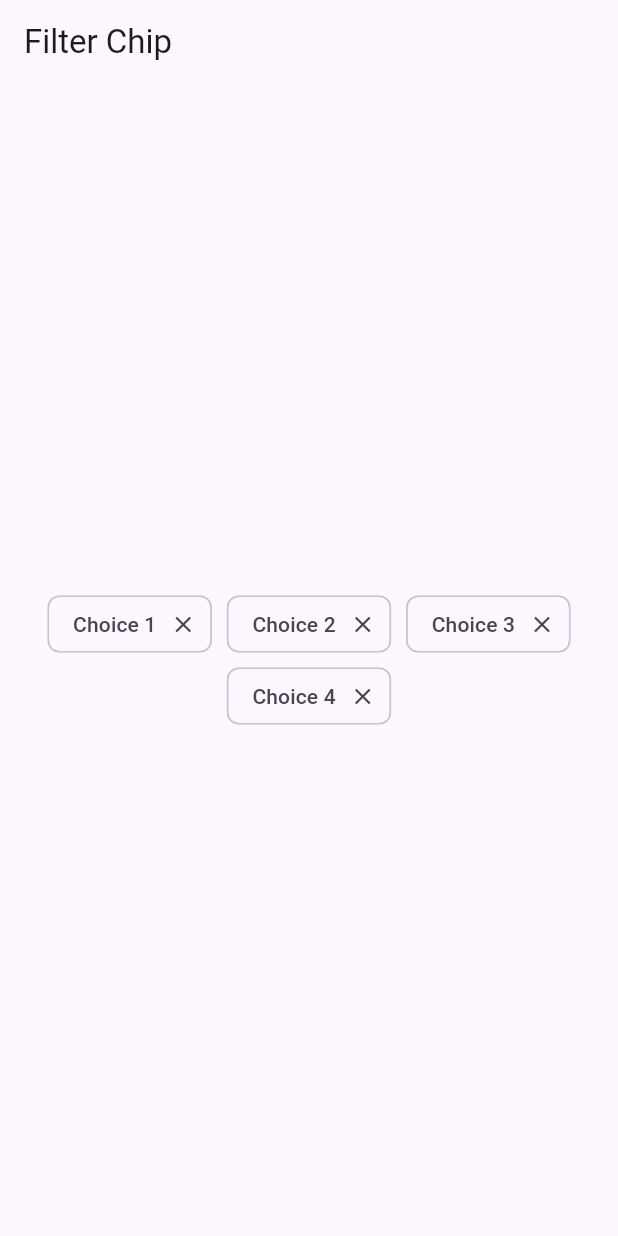
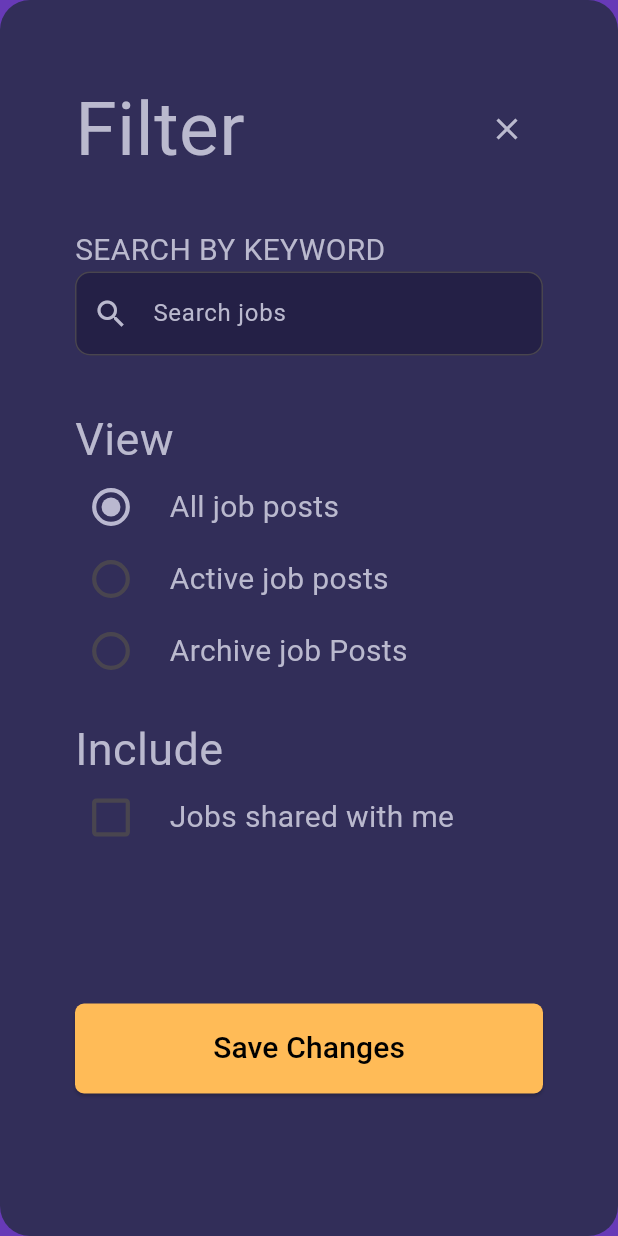
Before and after one commit to Yazan-Abdalmutee/Flutter-Widgets, a Flutter app: the screen it shows after launch, on a phone screen of 412 x 824 dp. Run offline on Flutter 3.47's test engine with Material 3 defaults, Android fonts, the phone set to English and light mode, and no system bars.

Commit message:
initial commit

```diff
--- a/lib/demos/layout_widgets/chips/filter_chip.dart
+++ b/lib/demos/layout_widgets/chips/filter_chip.dart
@@ -26,7 +26,6 @@ class _FilterChipDemoState extends State<FilterChipDemo> {
                 FilterChip(
                   label: Text(choices[index]),
                   selected: value == index,
-
                   onDeleted: () {
                     setState(() {
                       setState(() => choices.removeAt(index));
--- /dev/null
+++ b/lib/demos/layout_widgets/filter_page.dart
@@ -0,0 +1,221 @@
+import 'package:flutter/material.dart';
+
+final mainColor = Color(0xFF322e59);
+final fontColor = Color(0xFFbab9ce);
+final buttonsColor = Color(0xFFbab8d0);
+
+class FilterPageExample extends StatelessWidget {
+  const FilterPageExample({super.key});
+
+  @override
+  Widget build(BuildContext context) {
+    return const MaterialApp(
+      debugShowCheckedModeBanner: false,
+      home: FilterPage(),
+    );
+  }
+}
+
+class FilterPage extends StatefulWidget {
+  const FilterPage({super.key});
+
+  @override
+  State<FilterPage> createState() => _FilterPageState();
+}
+
+enum Choices { choice1, choice2, choice3 }
+
+class _FilterPageState extends State<FilterPage> {
+  Choices? _choice = Choices.choice1;
+  bool? isChecked = false;
+
+  @override
+  Widget build(BuildContext context) {
+    return Scaffold(
+      resizeToAvoidBottomInset: false,
+      body: ColoredBox(
+        color: Colors.deepPurple,
+        child: ClipRRect(
+          borderRadius: BorderRadius.circular(20),
+          child: ColoredBox(
+            color: mainColor,
+            child: Padding(
+              padding: const EdgeInsets.all(50.0),
+              child: Column(
+                crossAxisAlignment: CrossAxisAlignment.start,
+                children: [
+                  Row(
+                    mainAxisAlignment: MainAxisAlignment.spaceBetween,
+                    children: [
+                      Text(
+                        "Filter",
+                        style: TextStyle(fontSize: 50, color: fontColor),
+                      ),
+                      IconButton(
+                        onPressed: () {},
+                        icon: Icon(Icons.close, color: fontColor),
+                      ),
+                    ],
+                  ),
+                  SizedBox(height: 30),
+                  Text(
+                    "SEARCH BY KEYWORD",
+                    style: TextStyle(fontSize: 20, color: fontColor),
+                  ),
+                  SizedBox(
+                    width: double.infinity,
+                    height: 60,
+                    child: TextField(
+
+                      decoration: InputDecoration(
+                        hintStyle: TextStyle(color: fontColor),
+                        filled: true,
+
+                        fillColor: Color(0xFF242046),
+                        prefixIconColor: fontColor,
+                        border: OutlineInputBorder(
+                          borderRadius: BorderRadius.circular(10),
+                        ),
+                        hintText: "Search jobs",
+
+                        prefixIcon: Icon(Icons.search),
+                      ),
+                    ),
+                  ),
+                  SizedBox(height: 30),
+                  Text(
+                    "View",
+                    style: TextStyle(fontSize: 30, color: fontColor),
+                  ),
+                  Row(
+                    children: [
+                      Transform.scale(
+                        scale: 1.4,
+                        child: Radio<Choices>(
+                          value: Choices.choice1,
+                          groupValue: _choice,
+                          activeColor: buttonsColor,
+                          onChanged: (Choices? value) {
+                            setState(() {
+                              _choice = value;
+                            });
+                          },
+                        ),
+                      ),
+                      SizedBox(width: 15),
+                      Text(
+                        'All job posts',
+                        style: TextStyle(fontSize: 20, color: fontColor),
+                      ),
+                    ],
+                  ),
+                  Row(
+                    children: [
+                      Transform.scale(
+                        scale: 1.4,
+
+                        child: Radio<Choices>(
+                          value: Choices.choice2,
+                          groupValue: _choice,
+                          activeColor: buttonsColor,
+                          onChanged: (Choices? value) {
+                            setState(() {
+                              _choice = value;
+                            });
+                          },
+                        ),
+                      ),
+                      SizedBox(width: 15),
+                      Text(
+                        'Active job posts',
+                        style: TextStyle(fontSize: 20, color: fontColor),
+                      ),
+                    ],
+                  ),
+                  Row(
+                    children: [
+                      Transform.scale(
+                        scale: 1.4,
+                        child: Radio<Choices>(
+                          activeColor: buttonsColor,
+                          value: Choices.choice3,
+                          groupValue: _choice,
+                          onChanged: (Choices? value) {
+                            setState(() {
+                              _choice = value;
+                            });
+                          },
+                        ),
+                      ),
+                      SizedBox(width: 15),
+                      Text(
+                        'Archive job Posts',
+                        style: TextStyle(fontSize: 20, color: fontColor),
+                      ),
+                    ],
+                  ),
+                  SizedBox(height: 20),
+                  Text(
+                    "Include",
+                    style: TextStyle(fontSize: 30, color: fontColor),
+                  ),
+                  Row(
+                    children: [
+                      Transform.scale(
+                        scale: 1.4,
+
+                        child: Checkbox(
+                          fillColor: WidgetStateProperty.resolveWith((states) {
+                            if (states.contains(WidgetState.selected)) {
+                              return buttonsColor;
+                            }
+                            return null;
+                          }),
+                          checkColor: Colors.deepPurple,
+
+                          value: isChecked,
+                          onChanged: (bool? value) {
+                            setState(() {
+                              isChecked = value;
+                            });
+                          },
+                        ),
+                      ),
+                      SizedBox(width: 15),
+                      Text(
+                        'Jobs shared with me',
+                        style: TextStyle(fontSize: 20, color: fontColor),
+                      ),
+                    ],
+                  ),
+                  SizedBox(height: 100),
+                  SizedBox(
+                    height: 60,
+                    width: double.infinity,
+
+                    child: ElevatedButton(
+                      onPressed: () {},
+                      style: TextButton.styleFrom(
+                        shape: RoundedRectangleBorder(
+                          borderRadius: BorderRadius.circular(6),
+                        ),
+                        backgroundColor: Color(0xfFffbb57),
+                      ),
+                      child: Text(
+                        "Save Changes",
+                        style: TextStyle(
+                          fontSize: 20,
+                          color: Colors.black,
+                        ),
+                      ),
+                    ),
+                  ),
+                ],
+              ),
+            ),
+          ),
+        ),
+      ),
+    );
+  }
+}
--- a/lib/main.dart
+++ b/lib/main.dart
@@ -4,6 +4,7 @@ import 'demos/layout_widgets/chips/chip.dart';
 import 'demos/layout_widgets/chips/choice_chip.dart';
 import 'demos/layout_widgets/chips/filter_chip.dart';
 import 'demos/layout_widgets/chips/input_chip.dart';
+import 'demos/layout_widgets/filter_page.dart';
 
 void main() {
   runApp(const MyApp());
@@ -14,6 +15,6 @@ class MyApp extends StatelessWidget {
 
   @override
   Widget build(BuildContext context) {
-    return FilterChipDemo();
+    return FilterPageExample();
   }
 }
```
